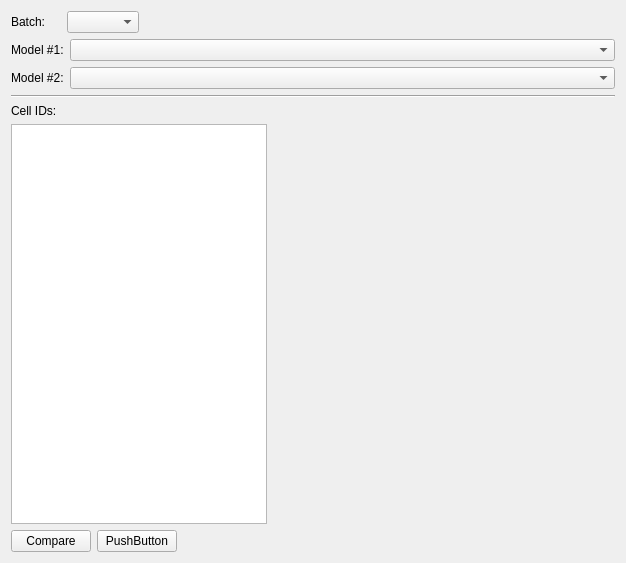
The window that nems/gui_new/ui/tab_comp.ui (LBHB/NEMS0) describes before a commit, drawn with Qt 5.
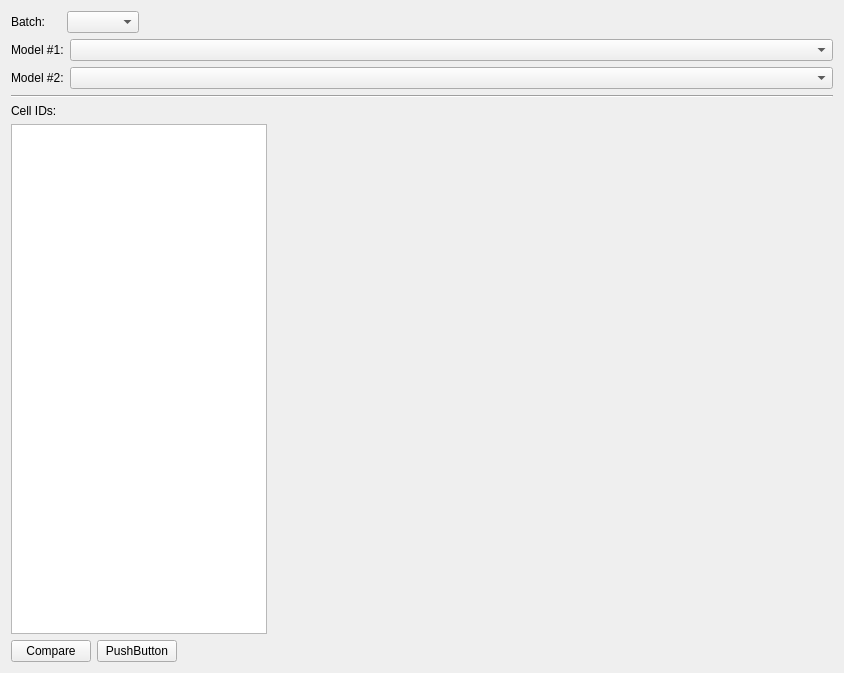
The same window after the commit. Custom widgets are drawn as their Qt base class.

Commit message: comp tab working

```diff
--- a/nems/gui_new/ui/tab_comp.ui
+++ b/nems/gui_new/ui/tab_comp.ui
@@ -6,8 +6,8 @@
    <rect>
     <x>0</x>
     <y>0</y>
-    <width>626</width>
-    <height>563</height>
+    <width>844</width>
+    <height>673</height>
    </rect>
   </property>
   <property name="windowTitle">
```
Left out of the diff: 2 changed lines with no effect on the pictures. The commit also changes 3 other files.
